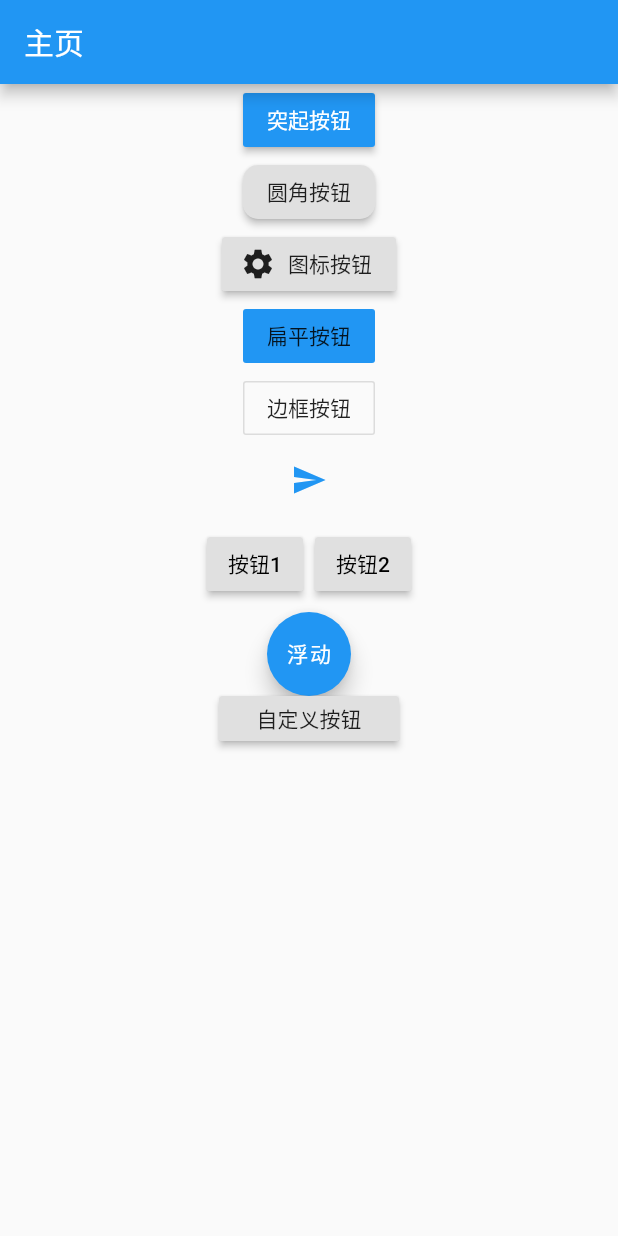
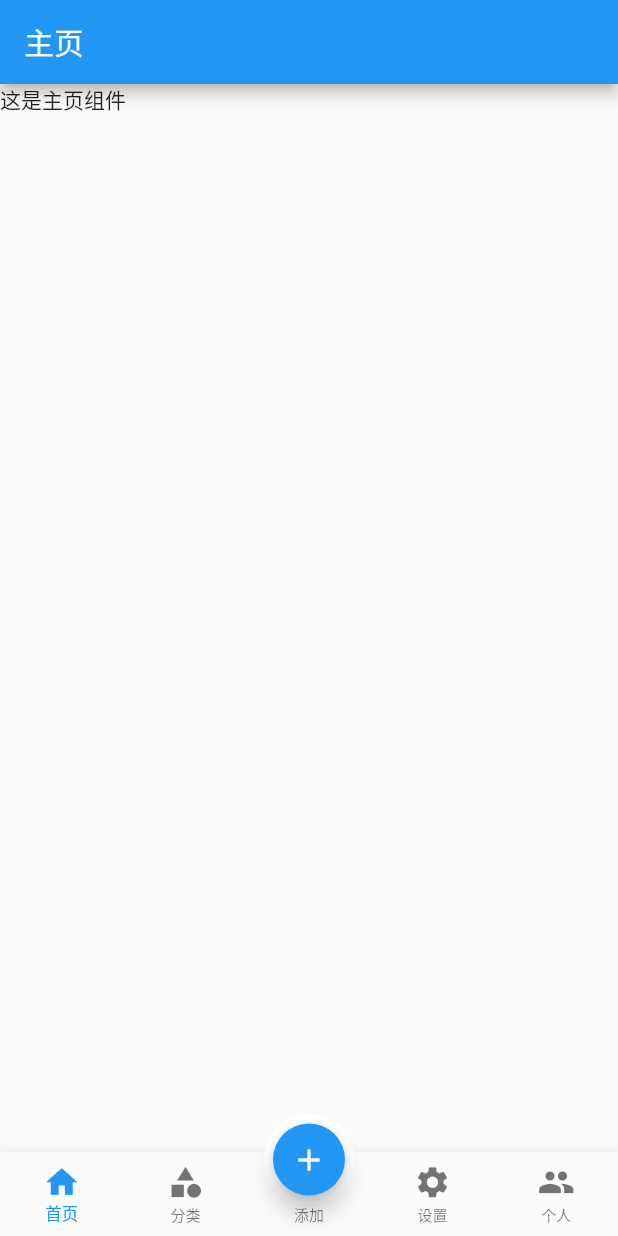
Before and after one commit to pjqdyd/Flutter-demo, a Flutter app: the screen it shows after launch, on a phone screen of 412 x 824 dp. Run offline on Flutter 3.47's test engine with Material 2 defaults, Android fonts, the phone set to English and light mode, and no system bars.

Commit message:
底部栏 + 浮动按钮

```diff
--- a/lib/pages/Home.dart
+++ b/lib/pages/Home.dart
@@ -8,108 +8,69 @@ class HomePage extends StatefulWidget {
 }
 
 class _HomePageState extends State<HomePage> {
+
+  int _currentIndex = 0;
+
+  //定义页面的集合, Text()代表是一个单独的页面组件
+  List _pageList = [
+    Text("这是主页组件"),
+    Text("这是分类组件"),
+    Text("这是添加组件"),
+    Text("这是设置组件"),
+    Text("这是个人组件")
+  ];
+
   @override
   Widget build(BuildContext context) {
     return Scaffold(
-        appBar: AppBar(
-          title: Text("主页"),
+      appBar: AppBar(
+        title: Text("主页"),
+      ),
+      body: this._pageList[this._currentIndex], //body为对应的页面
+
+      //浮动按钮
+      // floatingActionButton: FloatingActionButton(
+      //   child: Icon(Icons.add),
+      //   onPressed: (){},
+      // ),
+      floatingActionButton: Container(
+        height: 60,
+        width: 60,
+        padding: EdgeInsets.all(6),
+        margin: EdgeInsets.only(top: 10),
+        decoration: BoxDecoration(
+          borderRadius: BorderRadius.circular(30),
+          color: Colors.white,
         ),
-        body: Center(
-          child: Column(
-            children: <Widget>[
-              RaisedButton(
-                child: Text("突起按钮"),
-                color: Colors.blue,
-                textColor: Colors.white,
-                //disabledColor: ,
-                //disabledTextColor: ,
-                //splashColor: , //点击时水波纹颜色'
-                //highlightColor: , //点击长按后的颜色
-                //elevation: , //阴影范围
-                //装在Container容器中就可以设置宽高, Expanded自适应
-                onPressed: () {},
-              ),
+        child: FloatingActionButton(
+          child: Icon(Icons.add),
+          onPressed: (){
+            setState(() {
+            this._currentIndex = 2;
+          });
+          },
+        ),
+      ),
+      floatingActionButtonLocation: FloatingActionButtonLocation.centerDocked,
 
-              RaisedButton(
-                child: Text("圆角按钮"),
-                shape: RoundedRectangleBorder( //按钮形状, 圆角
-                  borderRadius: BorderRadius.circular(10),
-                ),
-                onPressed: () {},
-              ),
-
-              RaisedButton.icon(
-                icon: Icon(Icons.settings),
-                label: Text("图标按钮"),
-                // shape: CircleBorder( //形状圆形, 边框颜色
-                //   side: BorderSide(color: Colors.white),
-                // ),
-                onPressed: () {},
-              ),
-
-              FlatButton(
-                child: Text("扁平按钮"),
-                color: Colors.blue,
-                onPressed: (){},
-              ),
-
-              OutlineButton(
-                child: Text("边框按钮"),
-                onPressed: (){},
-              ),
-
-              IconButton( //按钮图标
-                icon: Icon(Icons.send),
-                color: Colors.blue,
-                onPressed: (){},
-              ),
-
-              ButtonBar( //按钮组
-                alignment: MainAxisAlignment.center,
-                children: <Widget>[
-                  RaisedButton(
-                    child: Text("按钮1"),
-                    onPressed: (){},
-                  ),
-                  RaisedButton(
-                    child: Text("按钮2"),
-                    onPressed: (){},
-                  )
-               ],
-             ),
-
-              FloatingActionButton(
-               child: Text("浮动"),
-               onPressed: (){},
-             ),
-
-              MyButton(text: "自定义按钮", height: 30, width: 120, pressed: (){print("--");},)
-
-            ],
-          ),
-        ));
-  }
-}
-
-//自定义按钮
-class MyButton extends StatelessWidget {
-  final text; //文本
-  final double height;
-  final double width;
-  final pressed; //点击函数
-
-  //按钮构造器
-  const MyButton({this.text = "", this.pressed = null,
-  this.height = 50.0, this.width = 100.0});
-
-  @override
-  Widget build(BuildContext context) {
-    return Container(
-      width: this.width,
-      height: this.height,
-      child: RaisedButton(
-        child: Text(this.text),
-        onPressed: this.pressed,
+      bottomNavigationBar: BottomNavigationBar(//底部选项卡
+        iconSize: 25.0,
+        currentIndex: this._currentIndex,
+        type: BottomNavigationBarType.fixed, //超过3个就要设置
+        selectedFontSize: 11,
+        unselectedFontSize: 10,
+        onTap: (int index) { //点击改变激活的下标
+          setState(() {
+            this._currentIndex = index;
+          });
+        },
+        items: [
+          BottomNavigationBarItem(icon: Icon(Icons.home), title: Text("首页")),
+          BottomNavigationBarItem(icon: Icon(Icons.category), title: Text("分类")),
+          BottomNavigationBarItem(icon: Icon(Icons.add), title: Text("添加")),
+          BottomNavigationBarItem(icon: Icon(Icons.settings), title: Text("设置")),
+          BottomNavigationBarItem(icon: Icon(Icons.people), title: Text("个人"))
+        ],
       ),
     );
   }
```
